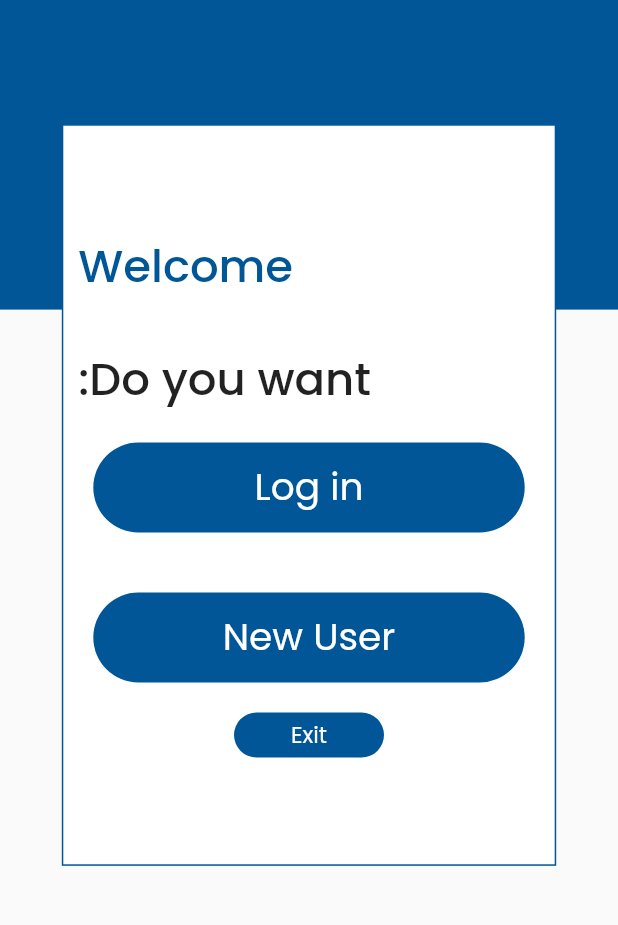
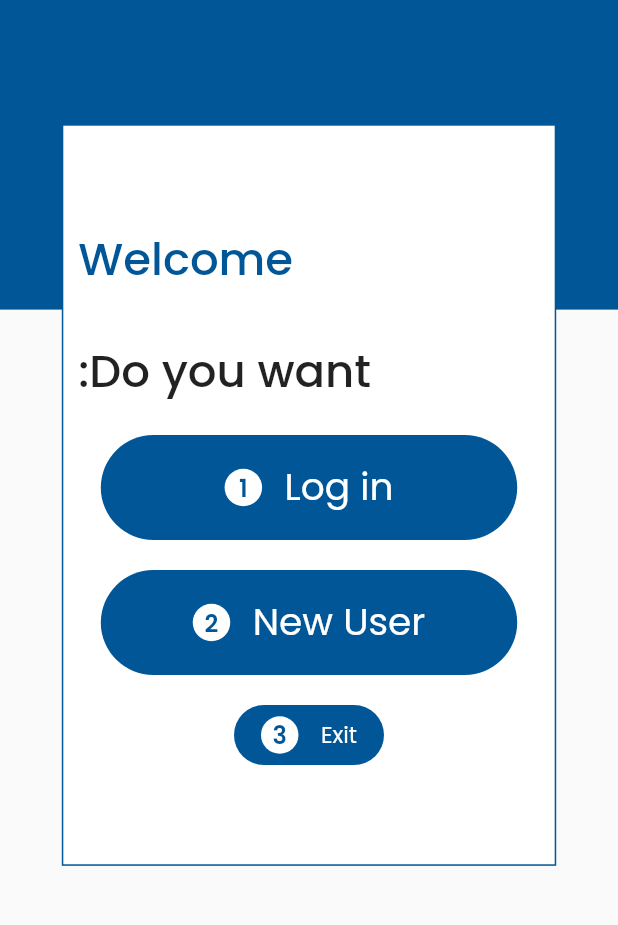
Before and after one commit to Shahzad-Official/ara_smart_app, a Flutter app: the screen it shows after launch, on a phone screen of 412 x 824 dp, the part 123-1048 px from its top. Run offline on Flutter 3.47's test engine with Material 2 defaults, Android fonts, the light colour scheme and no system bars; our stand-ins replace flutter_spinkit, flutter_svg, get, google_fonts.

Commit message:
some changes in login

```diff
--- a/lib/views/register_screens/login.dart
+++ b/lib/views/register_screens/login.dart
@@ -65,12 +65,16 @@ class Login extends StatelessWidget {
                           ),
                           Column(
                             children: [
+                              SizedBox(
+                                height: 20,
+                              ),
                               InkWell(
                                 onTap: () {},
                                 child: Padding(
-                                  padding: const EdgeInsets.all(20.0),
+                                  padding: const EdgeInsets.only(
+                                      left: 25.0, right: 25),
                                   child: Container(
-                                    height: 60,
+                                    height: 70,
                                     decoration: BoxDecoration(
                                       color: AppColors.primaryColor,
                                       borderRadius: BorderRadius.circular(100),
@@ -79,6 +83,10 @@ class Login extends StatelessWidget {
                                       mainAxisAlignment:
                                           MainAxisAlignment.center,
                                       children: [
+                                        NumberContainer("1"),
+                                        SizedBox(
+                                          width: 15,
+                                        ),
                                         AppText(
                                           text: "Log in",
                                           color: Colors.white,
@@ -89,12 +97,16 @@ class Login extends StatelessWidget {
                                   ),
                                 ),
                               ),
+                              SizedBox(
+                                height: 20,
+                              ),
                               InkWell(
                                 onTap: () {},
                                 child: Padding(
-                                  padding: const EdgeInsets.all(20.0),
+                                  padding: const EdgeInsets.only(
+                                      left: 25.0, right: 25),
                                   child: Container(
-                                    height: 60,
+                                    height: 70,
                                     decoration: BoxDecoration(
                                       color: AppColors.primaryColor,
                                       borderRadius: BorderRadius.circular(100),
@@ -103,6 +115,10 @@ class Login extends StatelessWidget {
                                       mainAxisAlignment:
                                           MainAxisAlignment.center,
                                       children: [
+                                        NumberContainer("2"),
+                                        SizedBox(
+                                          width: 15,
+                                        ),
                                         AppText(
                                           text: "New User",
                                           color: Colors.white,
@@ -113,10 +129,13 @@ class Login extends StatelessWidget {
                                   ),
                                 ),
                               ),
+                              SizedBox(
+                                height: 20,
+                              ),
                               InkWell(
                                 onTap: () {},
                                 child: Container(
-                                  height: 30,
+                                  height: 40,
                                   width: 100,
                                   decoration: BoxDecoration(
                                     color: AppColors.primaryColor,
@@ -125,6 +144,10 @@ class Login extends StatelessWidget {
                                   child: Row(
                                     mainAxisAlignment: MainAxisAlignment.center,
                                     children: [
+                                      NumberContainer("3"),
+                                      SizedBox(
+                                        width: 15,
+                                      ),
                                       AppText(
                                         text: "Exit",
                                         color: Colors.white,
@@ -144,6 +167,25 @@ class Login extends StatelessWidget {
               ),
             ],
           ),
+        ),
+      ),
+    );
+  }
+
+  Widget NumberContainer(String num) {
+    return Container(
+      height: 25,
+      width: 25,
+      decoration: BoxDecoration(
+        color: Colors.white,
+        borderRadius: BorderRadius.circular(100),
+      ),
+      child: Center(
+        child: AppText(
+          text: num,
+          color: AppColors.primaryColor,
+          fontSize: 16,
+          fontWeight: FontWeight.w600,
         ),
       ),
     );
```
